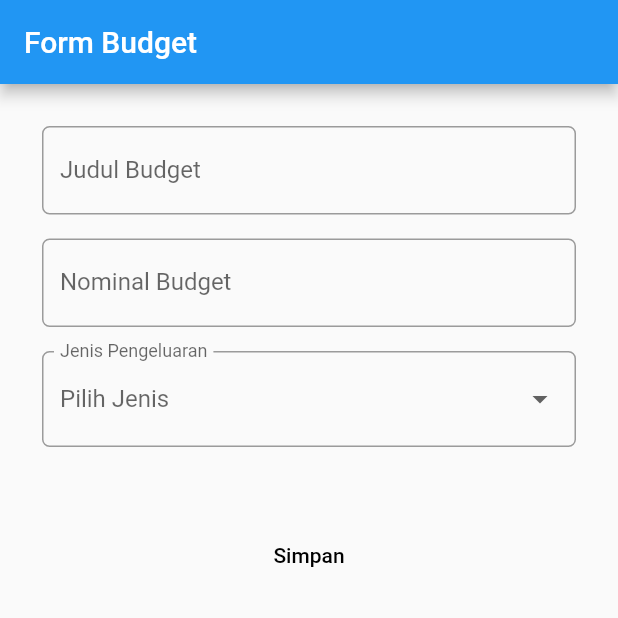
After one commit to hugo-setiawan/pbp-flutter-lab, a Flutter app: the BudgetFormPage screen opened directly, on a phone screen of 412 x 824 dp, the top half of it. The commit adds this screen. Run offline on Flutter 3.47's test engine with Material 2 defaults, Android fonts, the phone set to English and light mode, and no system bars.

Commit message:
Add form page with form widgets
TODO: implement saving

```diff
--- /dev/null
+++ b/lib/form.dart
@@ -0,0 +1,142 @@
+import 'package:counter_7/main.dart';
+import 'package:flutter/material.dart';
+import 'package:flutter/services.dart';
+
+class BudgetFormPage extends StatefulWidget {
+  const BudgetFormPage({super.key});
+
+  @override
+  State<BudgetFormPage> createState() => _BudgetFormPageState();
+}
+
+class _BudgetFormPageState extends State<BudgetFormPage> {
+  final _formKey = GlobalKey<FormState>();
+
+  // var untuk menyimpan keperluan form
+  String _judulBudget = "";
+  double _nominalBudget = 0;
+  final List<String> _daftarJenisPengeluaranBudget = <String>[
+    "Pemasukan",
+    "Pengeluaran",
+  ];
+  String _jenisPengeluaranBudget = "Pemasukan";
+
+  @override
+  Widget build(BuildContext context) {
+    return Scaffold(
+      appBar: AppBar(
+        title: const Text('Form Budget'),
+      ),
+      body: Form(
+        key: _formKey,
+        child: SingleChildScrollView(
+          child: Container(
+            padding: const EdgeInsets.all(20.0),
+            child: Column(children: <Widget>[
+              Padding(
+                padding: const EdgeInsets.all(8.0),
+                child: TextFormField(
+                  decoration: InputDecoration(
+                    labelText: "Judul Budget",
+                    border: OutlineInputBorder(
+                        borderRadius: BorderRadius.circular(5.0)),
+                  ),
+                  onChanged: (String? value) {
+                    setState(() {
+                      _judulBudget = value!;
+                    });
+                  },
+                  onSaved: (String? value) {
+                    setState(() {
+                      _judulBudget = value!;
+                    });
+                  },
+                  validator: (String? value) {
+                    if (value == null || value.isEmpty) {
+                      return 'Judul tidak boleh kosong!';
+                    }
+
+                    return null;
+                  },
+                ),
+              ),
+              Padding(
+                padding: const EdgeInsets.all(8.0),
+                child: TextFormField(
+                  keyboardType: TextInputType.number,
+                  inputFormatters: <TextInputFormatter>[
+                    // regex memvalidasi hanya ada digit dan decimal point di input nominal
+                    FilteringTextInputFormatter.allow(RegExp(r"[0-9.]")),
+                  ],
+                  decoration: InputDecoration(
+                    labelText: "Nominal Budget",
+                    border: OutlineInputBorder(
+                        borderRadius: BorderRadius.circular(5.0)),
+                  ),
+                  onChanged: (String? value) {
+                    setState(() {
+                      // dikosongkan dengan sengaja, perlu validasi dgn validator
+                    });
+                  },
+                  onSaved: (String? value) {
+                    setState(() {
+                      _nominalBudget = double.parse(value!);
+                    });
+                  },
+                  validator: (String? value) {
+                    if (value == null || value.isEmpty) {
+                      return 'Nominal tidak boleh kosong!';
+                    }
+
+                    try {
+                      double.parse(value);
+                    } on FormatException {
+                      return 'Nominal bukan berupa angka valid!';
+                    }
+
+                    return null;
+                  },
+                ),
+              ),
+
+              Padding(
+                padding: const EdgeInsets.all(8.0),
+                child: DropdownButtonFormField(
+                  decoration: InputDecoration(
+                      labelText: "Jenis Pengeluaran",
+                      hintText: "Pilih Jenis",
+                      border: OutlineInputBorder(
+                        borderRadius: BorderRadius.circular(5.0),
+                      )
+                    ),
+                  // value: _jenisPengeluaranBudget,
+                  items: _daftarJenisPengeluaranBudget.map<DropdownMenuItem<String>>((String item) {
+                    return DropdownMenuItem<String>(
+                      value: item,
+                      child: Text(item),
+                    );
+                  }).toList(),
+                  onChanged: (String? newValue) {
+                    setState(() {
+                      _jenisPengeluaranBudget = newValue!;
+                    });
+                  }, // TODO validasi ada opsi dipilih
+                ),
+              ),
+              const Padding(
+                padding: EdgeInsets.only(top: 20, bottom: 20),
+              ),
+              TextButton(
+                onPressed: () {}, // TODO save data on press, handling data model etc.
+                child: const Text(
+                  "Simpan",
+                  style: TextStyle(color: Colors.black),
+                )
+              )
+            ]),
+          ),
+        ),
+      ),
+    );
+  }
+}
```
Also changed, not shown: lib/main.dart (+48 -8 lines).
